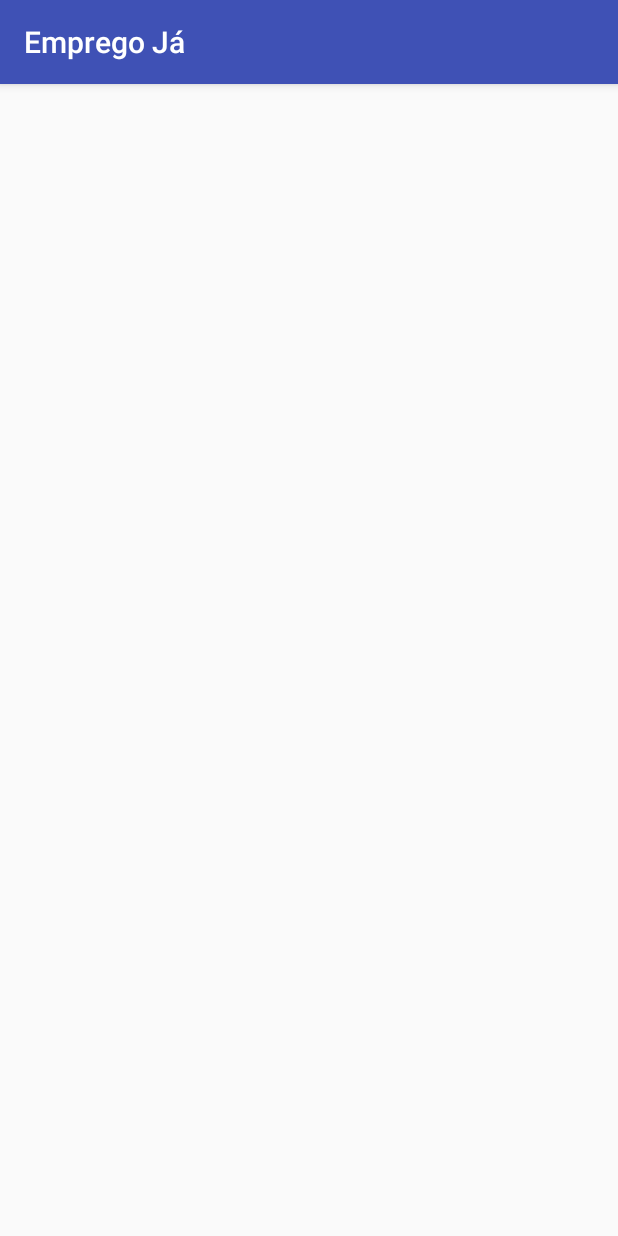
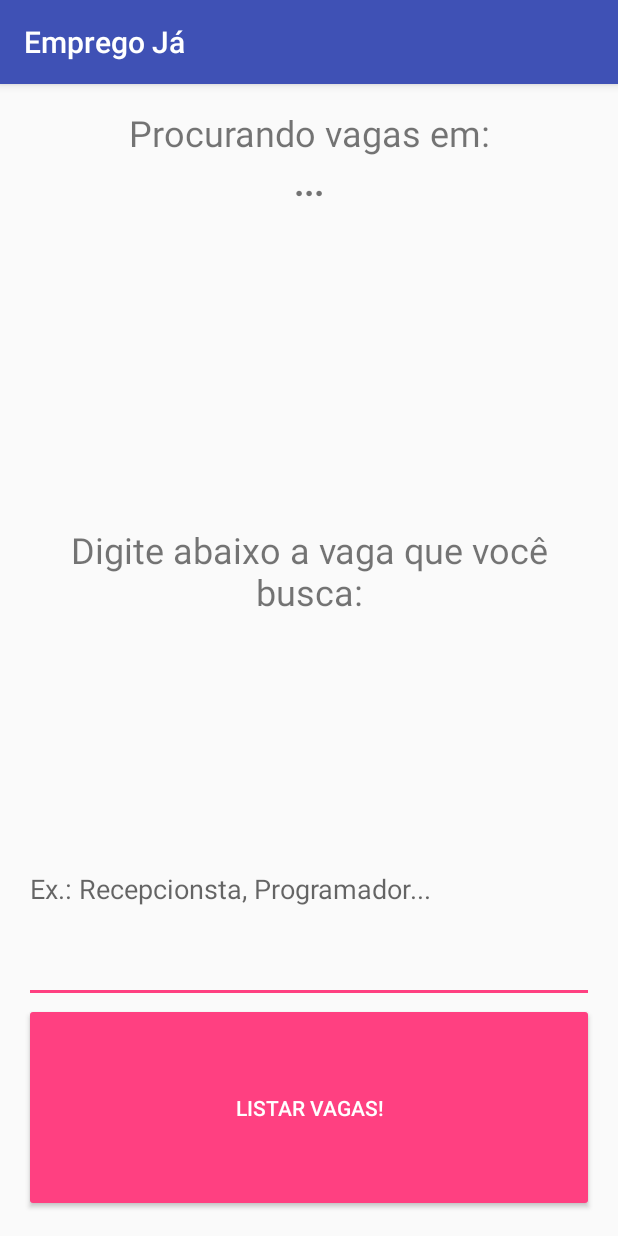
Before and after one commit to luizdefranca/EmpregoJa, an Android app: the screen it shows after launch (MainActivity), on a phone screen of 412 x 824 dp. Run offline under Robolectric (Android 15) with nearby library versions, the light colour scheme and no system bars.

Commit message:
Implementação de campo para escolha da vaga, exibição correta da lista e implementação do detalhamento da vaga

```diff
--- a/app/build.gradle
+++ b/app/build.gradle
@@ -30,4 +30,5 @@ dependencies {
     compile 'com.google.android.gms:play-services:10.0.1'
     compile 'com.android.volley:volley:1.0.0'
     compile 'com.google.code.gson:gson:+'
+    compile 'com.android.support:recyclerview-v7:25.1.0'
 }
--- a/app/src/main/java/com/mafiagames/empregoja/JsonWrapper.java
+++ b/app/src/main/java/com/mafiagames/empregoja/JsonWrapper.java
@@ -1,6 +1,6 @@
 package com.mafiagames.empregoja;
 
-import java.util.List;
+import java.util.ArrayList;
 
 /**
  * Created by victor.almeida on 27/01/2017.
@@ -11,7 +11,9 @@ public class JsonWrapper {
     public String query;
     public String location;
     public int totalResults;
-    public List<Emprego> results;
+    public int start;
+    public int end;
+    public ArrayList<Emprego> results;
 
     public JsonWrapper() {
 
--- a/app/src/main/res/layout/activity_main.xml
+++ b/app/src/main/res/layout/activity_main.xml
@@ -8,12 +8,65 @@
     android:paddingLeft="@dimen/activity_horizontal_margin"
     android:paddingRight="@dimen/activity_horizontal_margin"
     android:paddingTop="@dimen/activity_vertical_margin"
-    tools:context="com.mafiagames.empregoja.MainActivity">
+    tools:context="com.mafiagames.empregoja.MainActivity"
+    android:orientation="vertical">
 
-    <ListView
+    <LinearLayout
+        android:orientation="vertical"
         android:layout_width="match_parent"
-        android:layout_height="match_parent"
-        android:id="@+id/jobsList" />
+        android:layout_height="wrap_content"
+        android:layout_weight="0.07">
+
+        <TextView
+            android:layout_width="match_parent"
+            android:layout_height="wrap_content"
+            android:id="@+id/labelCidade"
+            android:textAlignment="center"
+            android:textSize="24sp"
+            android:text="@string/label_cidade" />
+
+        <TextView
+            android:text="..."
+            android:layout_width="match_parent"
+            android:layout_height="wrap_content"
+            android:id="@+id/cidade"
+            android:textAlignment="center"
+            android:textSize="24sp"
+            android:textStyle="normal|bold" />
+    </LinearLayout>
+
+    <LinearLayout
+        android:orientation="vertical"
+        android:layout_width="match_parent"
+        android:layout_height="wrap_content"
+        android:layout_weight="0.07">
+
+        <TextView
+            android:text="@string/label_tipo_vaga"
+            android:layout_width="match_parent"
+            android:layout_height="wrap_content"
+            android:id="@+id/labelTipoVaga"
+            android:layout_weight="0.07"
+            android:textAlignment="center"
+            android:textSize="24sp" />
+
+        <EditText
+            android:id="@+id/tipoVaga"
+            android:layout_weight="0.07"
+            android:layout_width="match_parent"
+            android:layout_height="wrap_content"
+            android:hint="@string/hintTipoVaga" />
+    </LinearLayout>
+
+    <Button
+        android:layout_width="match_parent"
+        android:layout_height="wrap_content"
+        android:text="@string/button_list"
+        android:onClick="listJobs"
+        android:layout_weight="0.03"
+        style="@style/Widget.AppCompat.Button.Colored"
+        android:clickable="false"
+        android:id="@+id/btnListarVagas" />
 
 
 </LinearLayout>
--- a/app/src/main/res/values/strings.xml
+++ b/app/src/main/res/values/strings.xml
@@ -1,3 +1,7 @@
 <resources>
     <string name="app_name">Emprego Já</string>
+    <string name="button_list">Listar Vagas!</string>
+    <string name="label_cidade">Procurando vagas em:</string>
+    <string name="label_tipo_vaga">Digite abaixo a vaga que você busca:</string>
+    <string name="hintTipoVaga">Ex.: Recepcionsta, Programador...</string>
 </resources>
```
Also changed, not shown: app/src/main/AndroidManifest.xml (+6 -4 lines), app/src/main/java/com/mafiagames/empregoja/EmpregoAdapter.java (added, +90 -0 lines), app/src/main/java/com/mafiagames/empregoja/EmpregoDetalheActivity.java (added, +29 -0 lines), app/src/main/java/com/mafiagames/empregoja/ListaEmpregosActivity.java (added, +109 -0 lines), app/src/main/java/com/mafiagames/empregoja/MainActivity.java (+90 -76 lines), app/src/main/res/layout/activity_emprego_detalhe.xml (added, +17 -0 lines), app/src/main/res/layout/activity_lista_empregos.xml (added, +28 -0 lines), app/src/main/res/layout/list_item_emprego.xml (added, +64 -0 lines).
